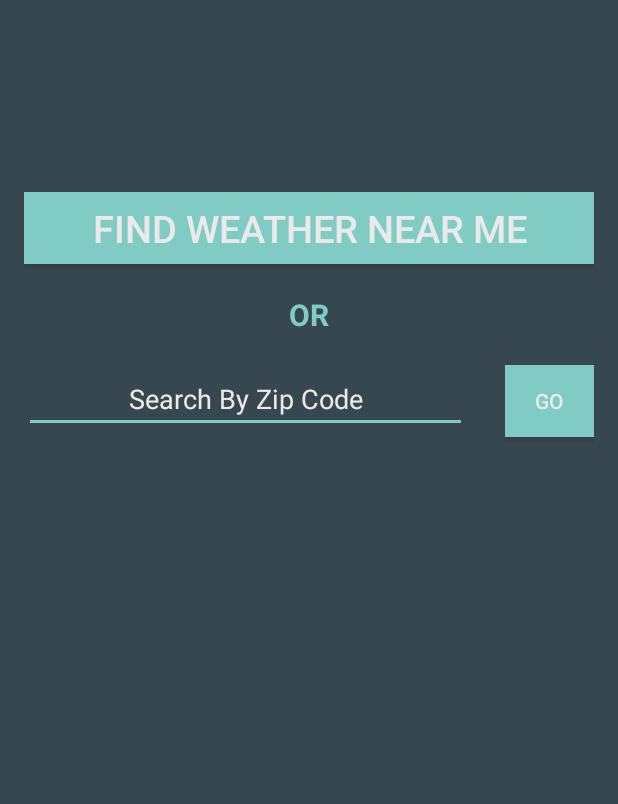
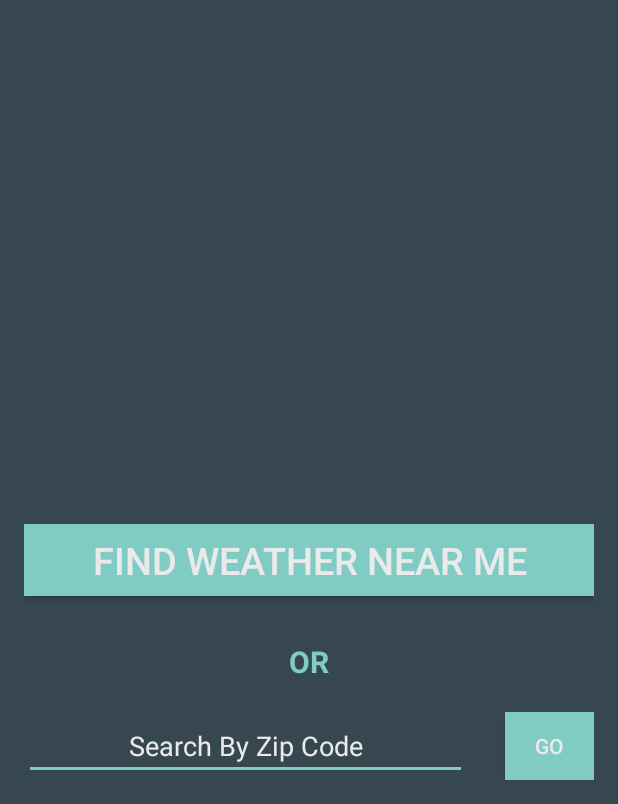
Before and after one commit to ribalding/EbayDemoWeatherApp-Android, an Android app: the screen it shows after launch (MainActivity), on a phone screen of 412 x 824 dp, the part 432-1236 px from its top. Run offline under Robolectric (Android 15) with nearby library versions, the phone set to English and light mode, and no system bars; our stand-ins replace ButterKnife.

Commit message:
Updated Styles

```diff
--- a/app/src/main/res/layout/activity_main.xml
+++ b/app/src/main/res/layout/activity_main.xml
@@ -28,35 +28,37 @@
         android:id="@+id/weatherDisplayButton"
         android:background="@color/material_deep_teal_200"
         android:textColor="#eaeaea"
-        android:layout_centerVertical="true"
-        android:layout_alignParentEnd="true"
+        android:textSize="25dp"
+        android:layout_above="@+id/orTextView"
         android:layout_alignParentStart="true"
-        android:textSize="25dp" />
+        android:layout_marginBottom="30dp"
+        android:layout_toStartOf="@+id/zipCodeButton"
+        android:layout_alignEnd="@+id/zipCodeButton" />
 
     <TextView
         android:layout_width="wrap_content"
         android:layout_height="wrap_content"
         android:text="OR"
         android:id="@+id/orTextView"
-        android:layout_below="@+id/weatherDisplayButton"
-        android:layout_centerHorizontal="true"
         android:textColor="@color/material_deep_teal_200"
         android:textSize="20dp"
         android:textStyle="bold"
-        android:layout_marginTop="20dp" />
+        android:layout_above="@+id/zipCodeEditText"
+        android:layout_centerHorizontal="true"
+        android:layout_marginBottom="20dp" />
 
     <EditText
         android:layout_width="wrap_content"
         android:layout_height="wrap_content"
         android:id="@+id/zipCodeEditText"
-        android:layout_below="@+id/orTextView"
-        android:layout_marginTop="20dp"
         android:hint="Search By Zip Code"
         android:textColorHint="#eaeaea"
+        android:layout_marginRight="25dp"
+        android:textAlignment="center"
+        android:textColor="#eaeaea"
+        android:layout_alignParentBottom="true"
         android:layout_alignParentStart="true"
-        android:layout_toStartOf="@+id/zipCodeButton"
-        android:layout_marginRight="25dp"
-        android:textAlignment="center" />
+        android:layout_toStartOf="@+id/zipCodeButton" />
 
     <Button
         style="?android:attr/buttonStyleSmall"
```
Also changed, not shown: app/src/main/java/ryanharvey/ebaydemoproject/WeatherDisplayActivity.java (+25 -43 lines), app/src/main/res/layout/activity_weather_display.xml (+13 -0 lines).
